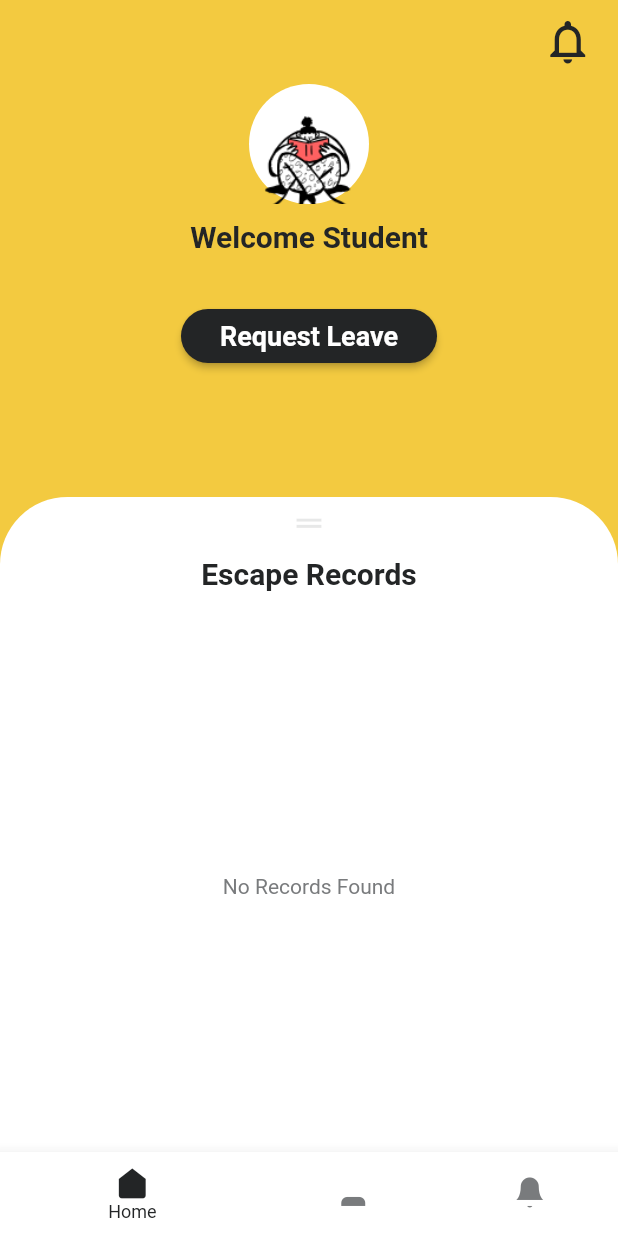
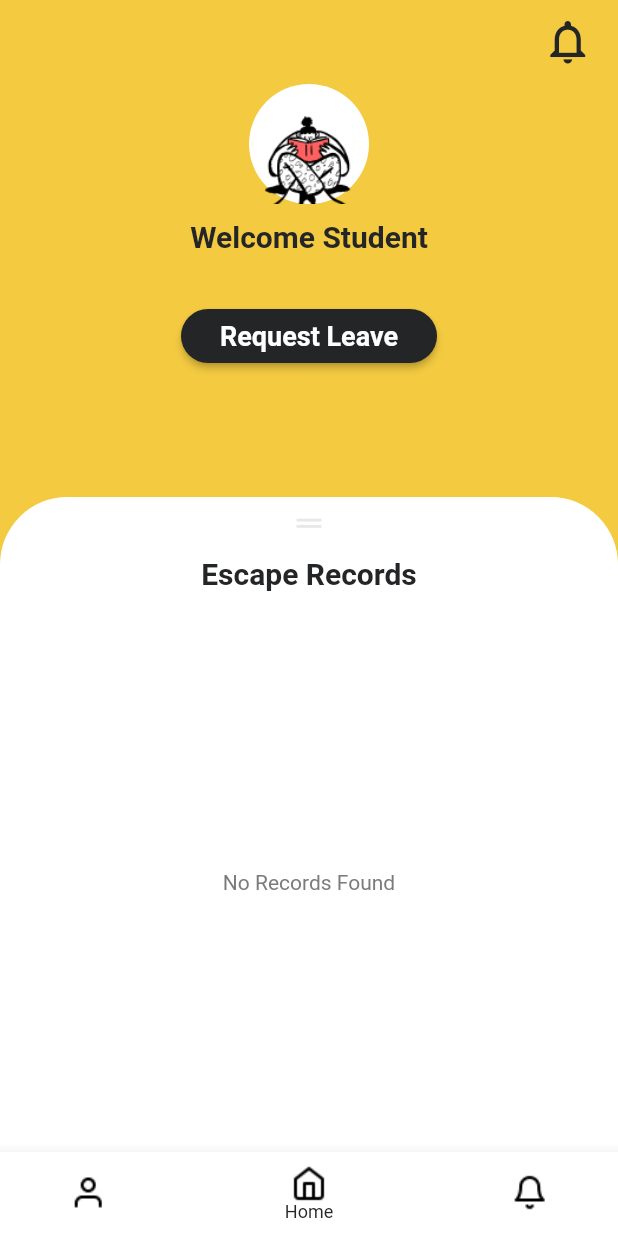
Before and after one commit to Poojagajbhiye/FREED_APP, a Flutter app: the BottomNavigation screen opened directly with empty values, on a phone screen of 412 x 824 dp. Run offline on Flutter 3.47's test engine with Material 2 defaults, Android fonts, the phone set to English and light mode, and no system bars; our stand-ins replace dio, retrofit, shared_preferences, shimmer; accounts and stored records are empty; generated files the repository leaves out were written again; network calls fail.

Commit message:
improve user interaction

```diff
--- a/lib/screen/BottomNavigation.dart
+++ b/lib/screen/BottomNavigation.dart
@@ -3,7 +3,7 @@ import 'package:freed/screen/Dashboard.dart';
 import 'package:freed/screen/FreedNotification.dart';
 import 'package:freed/screen/StudentProfile.dart';
 import 'package:freed/value/Colors.dart';
-import 'package:freed/value/custom_icons.dart';
+import 'package:freed/value/Image.dart';
 
 class BottomNavigation extends StatefulWidget {
   final sid;
@@ -15,14 +15,14 @@ class BottomNavigation extends StatefulWidget {
 }
 
 class _BottomNavigation extends State<BottomNavigation> {
-  int _currentIndex = 0;
+  int _currentIndex = 1;
   String? _sid;
 
   _BottomNavigation(this._sid);
 
   late final List<Widget> tabs = <Widget>[
+    StudentProfile(),
     Dashboard(sid: _sid),
-    StudentProfile(),
     FreedNotification(),
   ];
 
@@ -42,17 +42,15 @@ class _BottomNavigation extends State<BottomNavigation> {
           },
           items: [
             BottomNavigationBarItem(
-                icon: Icon(
-                  CustomIcons.home,
-                ),
+                icon: Image.asset(userIcon),
+                backgroundColor: Colors.white,
+                label: "Profile"),
+            BottomNavigationBarItem(
+                icon: Image.asset(homeIcon),
                 backgroundColor: Colors.white,
                 label: "Home"),
             BottomNavigationBarItem(
-                icon: Icon(CustomIcons.user),
-                backgroundColor: Colors.white,
-                label: "Profile"),
-            BottomNavigationBarItem(
-                icon: Icon(CustomIcons.bell),
+                icon: Image.asset(bellIcon),
                 backgroundColor: Colors.white,
                 label: "Notification"),
           ]),
--- a/lib/screen/Dashboard.dart
+++ b/lib/screen/Dashboard.dart
@@ -212,9 +212,7 @@ class _Dashboard extends State<Dashboard> {
   }
 
   Widget draggableSheetInnerContent() {
-    return Padding(
-      padding: EdgeInsets.symmetric(horizontal: 16.0),
-      child: Column(
+    return Column(
       children: [
         Container(
           width: double.infinity,
@@ -229,7 +227,7 @@ class _Dashboard extends State<Dashboard> {
           ),
         ),
         Padding(
-            padding: EdgeInsets.only(bottom: 20.0, top: 5.0),
+          padding: EdgeInsets.only(bottom: 15.0, top: 5.0),
           child: Text(
             "Escape Records",
             style: TextStyle(
@@ -257,7 +255,8 @@ class _Dashboard extends State<Dashboard> {
                     )
                   : ListView.builder(
                       itemCount: recordList == null ? 0 : recordList?.length,
-                        padding: EdgeInsets.only(left: 5.0, right: 5.0),
+                      padding: EdgeInsets.only(
+                          left: 20.0, right: 20.0, top: 5.0, bottom: 10.0),
                       itemBuilder: (context, index) {
                         Record record = recordList![index];
                         DateTime? date = record.from;
@@ -274,8 +273,7 @@ class _Dashboard extends State<Dashboard> {
                                 color: Colors.gray,
                                 borderRadius: BorderRadius.circular(10.0)),
                             child: Row(
-                                mainAxisAlignment:
-                                    MainAxisAlignment.spaceBetween,
+                              mainAxisAlignment: MainAxisAlignment.spaceBetween,
                               children: [
                                 Text(
                                   formatedDate,
@@ -290,8 +288,8 @@ class _Dashboard extends State<Dashboard> {
                                       Navigator.push(
                                               context,
                                               MaterialPageRoute(
-                                                    builder: (BuildContext
-                                                            context) =>
+                                                  builder:
+                                                      (BuildContext context) =>
                                                           ViewRequest(
                                                               recordId:
                                                                   _recordId)))
@@ -313,7 +311,6 @@ class _Dashboard extends State<Dashboard> {
                     ),
         ),
       ],
-      ),
     );
   }
 
@@ -348,7 +345,8 @@ class _Dashboard extends State<Dashboard> {
   Widget _loadingEffect() {
     return Shimmer.fromColors(
       child: ListView.builder(
-          padding: EdgeInsets.symmetric(horizontal: 5.0),
+          padding:
+              EdgeInsets.only(left: 20.0, right: 20.0, top: 5.0, bottom: 10.0),
           itemCount: 6,
           itemBuilder: (context, index) {
             return Card(
--- a/lib/screen/ExpendedRecords.dart
+++ b/lib/screen/ExpendedRecords.dart
@@ -203,7 +203,8 @@ class _ExpendedRecords extends State<ExpendedRecords> {
                         )
                       : ListView.builder(
                           itemCount: filteredRecordList?.length,
-                          padding: EdgeInsets.only(left: 20.0, right: 20.0),
+                          padding: EdgeInsets.only(
+                              left: 20.0, right: 20.0, top: 10.0, bottom: 10.0),
                           itemBuilder: (context, index) {
                             Record record = filteredRecordList![index];
                             DateTime? date = record.from;
--- a/lib/screen/FreedNotification.dart
+++ b/lib/screen/FreedNotification.dart
@@ -11,7 +11,7 @@ class _FreedNotification extends State<FreedNotification> {
   @override
   Widget build(BuildContext context) {
     return Scaffold(
-      body: Text("Notification"),
+      body: Center(child: Text("Notification page is under development..")),
     );
   }
 }
--- a/lib/value/Image.dart
+++ b/lib/value/Image.dart
@@ -4,3 +4,6 @@ const sitReadingDoodle = 'assets/images/SitReadingDoodle.png';
 const readingDoodle = 'assets/images/ReadingDoodle.png';
 const layingDoodle = 'assets/images/LayingDoodle.png';
 const messyDoodle = 'assets/images/MessyDoodle.png';
+const homeIcon = 'assets/images/home.png';
+const bellIcon = 'assets/images/bell.png';
+const userIcon = 'assets/images/user.png';
--- a/lib/value/custom_icons.dart
+++ /dev/null
@@ -1,29 +0,0 @@
-/// Flutter icons CustomIcons
-/// Copyright (C) 2021 by original authors @ fluttericon.com, fontello.com
-/// This font was generated by FlutterIcon.com, which is derived from Fontello.
-///
-/// To use this font, place it in your fonts/ directory and include the
-/// following in your pubspec.yaml
-///
-/// flutter:
-///   fonts:
-///    - family:  CustomIcons
-///      fonts:
-///       - asset: fonts/CustomIcons.ttf
-///
-///
-///
-import 'package:flutter/widgets.dart';
-
-class CustomIcons {
-  CustomIcons._();
-
-  static const _kFontFam = 'CustomIcons';
-  static const String? _kFontPkg = null;
-
-  static const IconData user = IconData(0xe800, fontFamily: _kFontFam, fontPackage: _kFontPkg);
-  static const IconData x = IconData(0xe801, fontFamily: _kFontFam, fontPackage: _kFontPkg);
-  static const IconData bell = IconData(0xe802, fontFamily: _kFontFam, fontPackage: _kFontPkg);
-  static const IconData chevron_left = IconData(0xe803, fontFamily: _kFontFam, fontPackage: _kFontPkg);
-  static const IconData home = IconData(0xe804, fontFamily: _kFontFam, fontPackage: _kFontPkg);
-}
```
Also changed, not shown: lib/screen/RequestForm.dart (+11 -22 lines), lib/screen/ViewRequest.dart (+5 -3 lines), pubspec.yaml (+3 -4 lines), assets/images/bell.png (added), assets/images/home.png (added), assets/images/user.png (added). Lines whose indentation alone changed are shown as unchanged.
